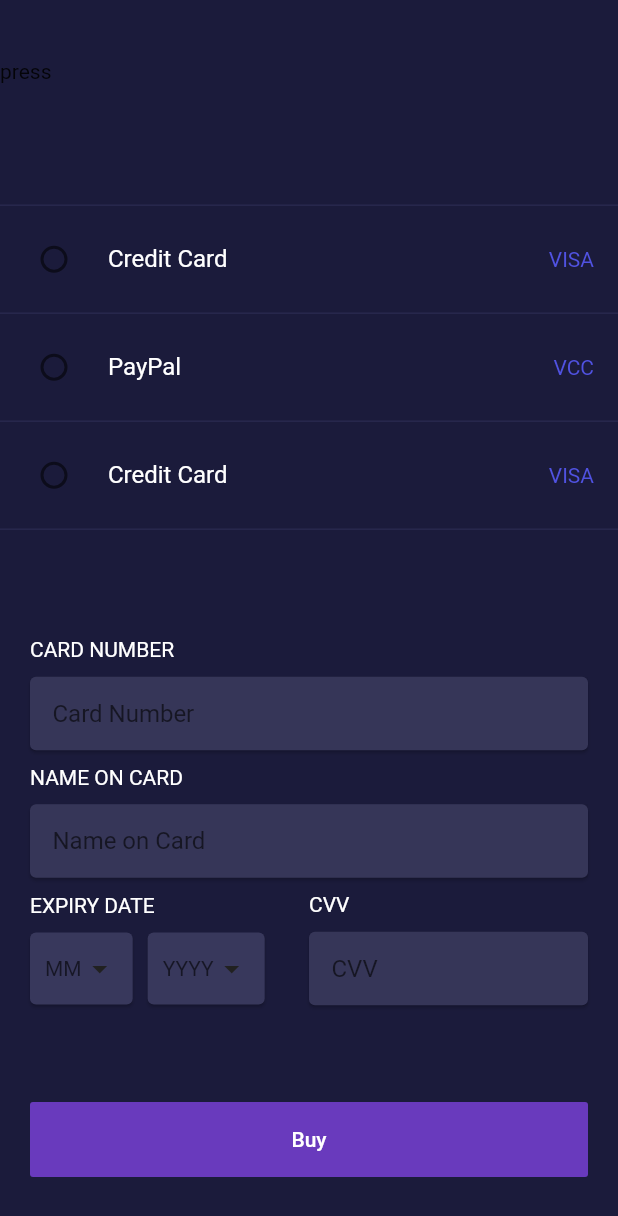
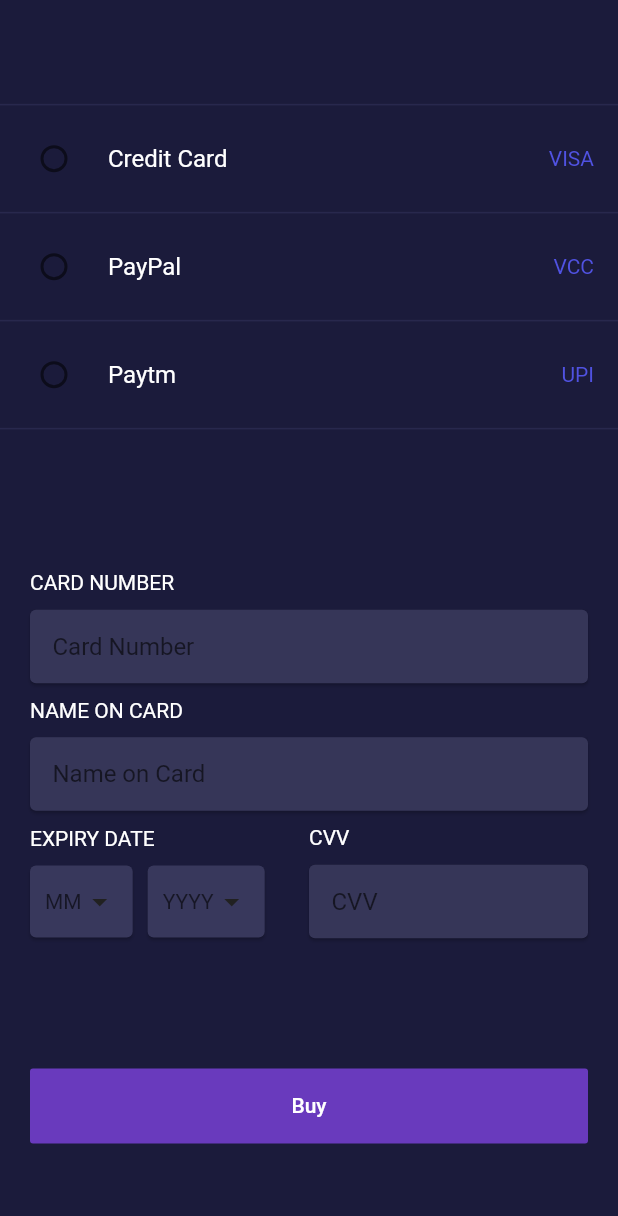
Before and after one commit to jyothir10/bus_locator, a Flutter app: the PaymentScreen screen opened by its route, on a phone screen of 412 x 824 dp. Shown: the top 1216 px of the screen. Run offline on Flutter 3.47's test engine with Material 2 defaults, Android fonts, the phone set to English and light mode, and no system bars; our stand-ins replace cloud_firestore, dots_indicator, equatable, firebase_auth, flare_flutter, flutter_bloc and 7 more; missing offline and left inert: flutter_facebook_login; accounts and stored records are empty; project files that could hold a hidden picture were left out.

Commit message:
minor changes

```diff
--- a/lib/Payment/screens/additionals.dart
+++ b/lib/Payment/screens/additionals.dart
@@ -1,3 +1,4 @@
+import 'package:bus_locator/Payment/screens/Reciept_screen.dart';
 import 'package:flutter/material.dart';
 
 class HexColor extends Color {
@@ -52,7 +53,7 @@
         padding: EdgeInsets.all(2.0),
         splashColor: Colors.blueAccent,
         onPressed: () {
-          /*...*/
+          // Navigator.pushReplacementNamed(context, RecieptScreen.id);
         },
         child: Container(width: 200, child: Center(child: Text("$label"))),
       ),
--- a/lib/Payment/screens/paymentscreen.dart
+++ b/lib/Payment/screens/paymentscreen.dart
@@ -55,14 +55,6 @@
         child: Column(
           mainAxisAlignment: MainAxisAlignment.spaceEvenly,
           children: <Widget>[
-            GestureDetector(
-              onTap: () => Navigator.pushNamed(context, RecieptScreen.id),
-              child: Container(
-                height: 50,
-                width: double.infinity,
-                child: Text('press'),
-              ),
-            ),
             Column(
               children: <Widget>[
                 Divider(
@@ -115,7 +107,7 @@
                   value: 1,
                   groupValue: selectedRadioTile,
                   title: Text(
-                    "Credit Card",
+                    "Paytm",
                     style: TextStyle(color: Colors.white),
                   ),
                   onChanged: (val) {
@@ -123,7 +115,7 @@
                   },
                   activeColor: HexColor("#5052e2"),
                   secondary: Text(
-                    "VISA",
+                    "UPI",
                     style: TextStyle(color: HexColor("#5052e2")),
                   ),
                   selected: true,
--- a/lib/screens/Bus Details Screen.dart
+++ b/lib/screens/Bus Details Screen.dart
@@ -1,4 +1,5 @@
 import 'package:bus_locator/Components/Constants.dart';
+import 'package:bus_locator/Payment/screens/paymentscreen.dart';
 import 'package:flutter/cupertino.dart';
 import 'package:flutter/material.dart';
 import 'package:bus_locator/Components/BusCard4.dart';
@@ -157,6 +158,7 @@
                   text: 'Order',
                   onPress: () {
                     //TODO: place order
+                    Navigator.pushNamed(context, PaymentScreen.id);
                   })
             ],
           ),
```
